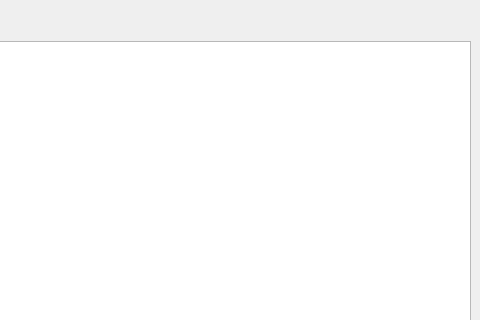
The window that mainwindow.ui (dongchao980612/StudentSystemByQt) describes before a commit, drawn with Qt 5; both pictures show x 320 to 800 and y 0 to 320 of the 800 by 500 pixel window.
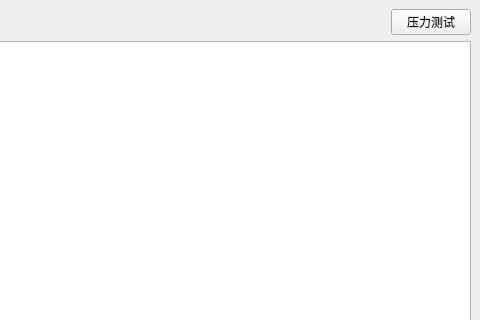
The same window after the commit.

What changed in the file:
```diff
--- a/mainwindow.ui
+++ b/mainwindow.ui
@@ -44,6 +44,13 @@
         </property>
        </spacer>
       </item>
+      <item>
+       <widget class="QPushButton" name="stress_Button">
+        <property name="text">
+         <string>压力测试</string>
+        </property>
+       </widget>
+      </item>
      </layout>
     </item>
     <item>
```
